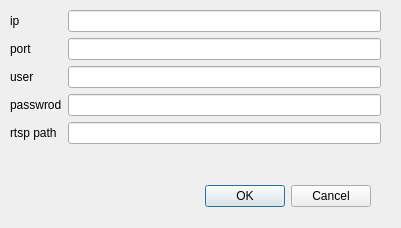
This is camera_dialog.ui in morabatur/real_time_face_recognizer as Qt 5 draws it before an edit. The edited form follows.
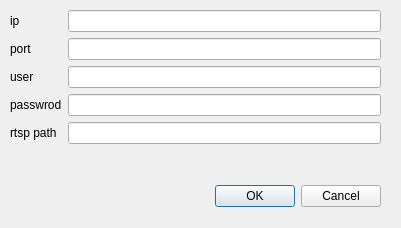
This is the edited form.

The edit to the form file:
```diff
--- a/camera_dialog.ui
+++ b/camera_dialog.ui
@@ -16,7 +16,7 @@
   <widget class="QDialogButtonBox" name="buttonBox">
    <property name="geometry">
     <rect>
-     <x>30</x>
+     <x>40</x>
      <y>180</y>
      <width>341</width>
      <height>32</height>
```
